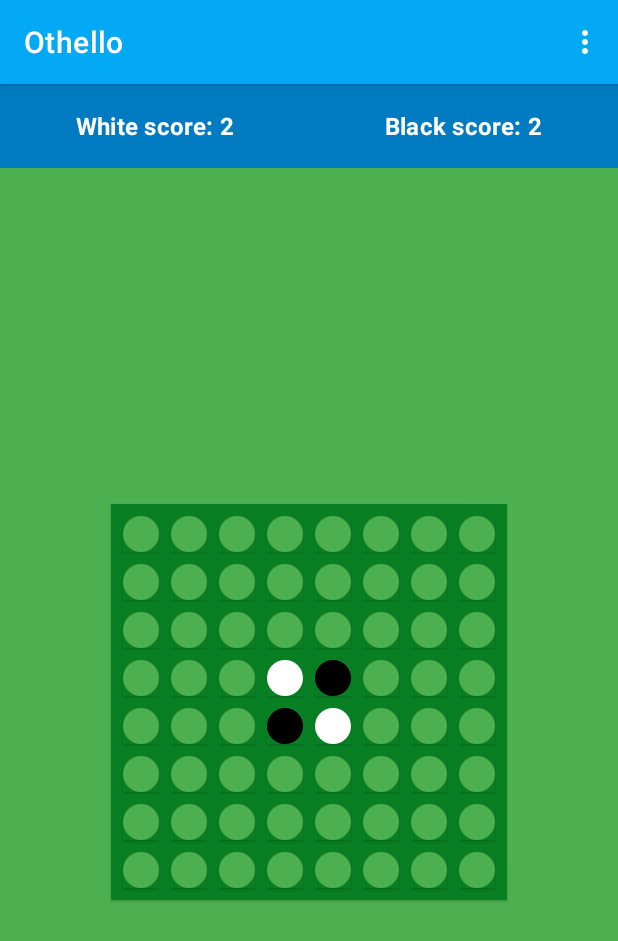
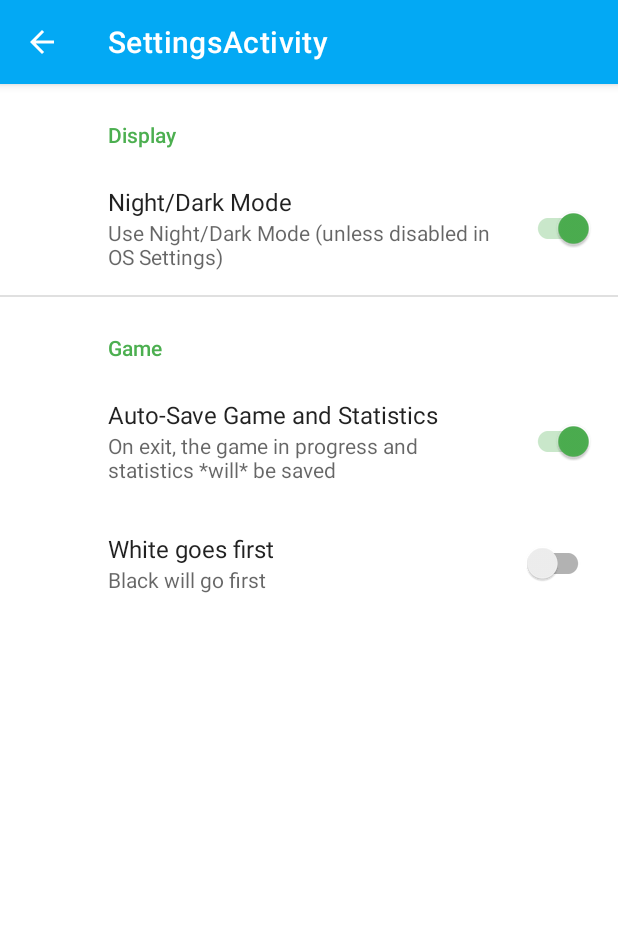
Before and after one commit to aarontager/OthelloApp, an Android app: the MainActivity screen opened directly, with no data from a screen before it, in the options menu, after a tap on "Settings", on a phone screen of 412 x 824 dp. Shown: the top 941 px of the screen. Run offline under Robolectric (Android 15) with nearby library versions, the phone set to English and light mode, and no system bars; our stand-ins replace androidx.preference.

Commit message:
Added Settings, looks mostly good

```diff
--- a/app/src/main/java/com/mcon521/othello/activities/MainActivity.java
+++ b/app/src/main/java/com/mcon521/othello/activities/MainActivity.java
@@ -1,5 +1,7 @@
 package com.mcon521.othello.activities;
 
+import android.content.Intent;
+import android.content.SharedPreferences;
 import android.os.Bundle;
 
 import com.google.android.material.floatingactionbutton.FloatingActionButton;
@@ -24,9 +26,16 @@ import android.view.Menu;
 import android.view.MenuItem;
 import android.widget.TextView;
 
+import static androidx.preference.PreferenceManager.getDefaultSharedPreferences;
+
 public class MainActivity extends AppCompatActivity {
     private RecyclerView recyclerView;
     private TextView white, black;
+    private String gameKeyString = "GAME",
+            turnKeyString = "TURN",
+            whiteWinString = "WHITE",
+            blackWinString = "BLACK",
+            gameCountString = "PLAYED";
 
     public static OthelloModel mGame;
     public static CellState turn;
@@ -35,21 +44,21 @@ public class MainActivity extends AppCompatActivity {
     @Override
     protected void onSaveInstanceState(@NonNull Bundle outState) {
         super.onSaveInstanceState(outState);
-        outState.putString("GAME", mGame.getJSONStringFromThis());
-        outState.putString("TURN", turn.toString());
-        outState.putInt("PLAYED", gamesPlayedCount);
-        outState.putInt("WHITE", whiteWinCount);
-        outState.putInt("BLACK", blackWinCount);
+        outState.putString(gameKeyString, mGame.getJSONStringFromThis());
+        outState.putString(turnKeyString, turn.toString());
+        outState.putInt(gameCountString, gamesPlayedCount);
+        outState.putInt(whiteWinString, whiteWinCount);
+        outState.putInt(blackWinString, blackWinCount);
     }
 
     @Override
     protected void onRestoreInstanceState(@NonNull Bundle savedInstanceState) {
         super.onRestoreInstanceState(savedInstanceState);
         // game is restored in onCreate
-        gamesPlayedCount = savedInstanceState.getInt("PLAYED");
-        turn = savedInstanceState.getString("TURN").equals("BLACK") ? CellState.BLACK : CellState.WHITE;
-        whiteWinCount = savedInstanceState.getInt("WHITE");
-        blackWinCount = savedInstanceState.getInt("BLACK");
+        gamesPlayedCount = savedInstanceState.getInt(gameCountString);
+        turn = savedInstanceState.getString(turnKeyString).equals(blackWinString) ? CellState.BLACK : CellState.WHITE;
+        whiteWinCount = savedInstanceState.getInt(whiteWinString);
+        blackWinCount = savedInstanceState.getInt(blackWinString);
     }
 
     @Override
@@ -59,8 +68,8 @@ public class MainActivity extends AppCompatActivity {
         setupToolBar();
 
         if (savedInstanceState != null) {
-            startNewGame(savedInstanceState.getString("GAME"));
-            turn = savedInstanceState.getString("TURN").equals("BLACK") ? CellState.BLACK : CellState.WHITE;
+            startNewGame(savedInstanceState.getString(gameKeyString));
+            turn = savedInstanceState.getString(turnKeyString).equals(blackWinString) ? CellState.BLACK : CellState.WHITE;
         } else {
             startNewGame(null);
             turn = CellState.WHITE;
@@ -72,6 +81,8 @@ public class MainActivity extends AppCompatActivity {
     private void startNewGame(String existingGame) {
         mGame = existingGame == null ? new OthelloModelTwoPlayer() :
                 OthelloModelTwoPlayer.getModelFromJSONString(existingGame);
+        turn = getDefaultSharedPreferences(this).
+                getBoolean(getString(R.string.white_first_key), true) ? CellState.WHITE : CellState.BLACK;
     }
 
     private void setupToolBar() {
@@ -119,10 +130,49 @@ public class MainActivity extends AppCompatActivity {
     }
 
     private void showAbout() {
-        Utils.showInfoDialog(this, "About", "created by Aaron and Bryan");
+        Utils.showInfoDialog(this, "About", "Created by Aaron and Bryan");
     }
 
     private void launchSettings() {
-        // TODO - bring in Settings Activity Java and XML, and code to launch it here
+        Intent intent = new Intent(getApplicationContext(), SettingsActivity.class);
+        startActivityForResult(intent, 1);
+    }
+
+
+    @Override
+    protected void onStop() {
+        super.onStop();
+        saveOrDeleteGameInSharedPrefs();
+    }
+
+    private void saveOrDeleteGameInSharedPrefs() {
+        SharedPreferences defaultSharedPreferences = getDefaultSharedPreferences(this);
+        SharedPreferences.Editor editor = defaultSharedPreferences.edit();
+
+        // Save current game or remove any prior game to/from default shared preferences
+        if (defaultSharedPreferences.getBoolean(getString(R.string.auto_save_key), true)) {
+            editor.putString(gameKeyString, mGame.getJSONStringFromThis());
+            editor.putString(turnKeyString, turn.toString());
+        } else
+            editor.remove(gameKeyString);
+
+        editor.apply();
+    }
+
+    @Override
+    protected void onStart() {
+        super.onStart();
+        restoreFromPreferences_SavedGameIfAutoSaveWasSetOn();
+    }
+
+    private void restoreFromPreferences_SavedGameIfAutoSaveWasSetOn() {
+        SharedPreferences defaultSharedPreferences = getDefaultSharedPreferences(this);
+        if (defaultSharedPreferences.getBoolean(getString(R.string.auto_save_key), true)) {
+            String gameString = defaultSharedPreferences.getString(gameKeyString, null);
+            if (gameString != null) {
+                mGame = OthelloModelTwoPlayer.getModelFromJSONString(gameString);
+                turn = defaultSharedPreferences.getString(turnKeyString, "").equals(blackWinString) ? CellState.BLACK : CellState.WHITE;
+            }
+        }
     }
 }
--- /dev/null
+++ b/app/src/main/java/com/mcon521/othello/activities/SettingsActivity.java
@@ -0,0 +1,71 @@
+package com.mcon521.othello.activities;
+
+import android.os.Bundle;
+import android.view.MenuItem;
+
+import androidx.annotation.NonNull;
+import androidx.appcompat.app.ActionBar;
+import androidx.appcompat.app.AppCompatActivity;
+import androidx.preference.Preference;
+import androidx.preference.PreferenceFragmentCompat;
+
+import com.mcon521.othello.R;
+import com.mcon521.othello.lib.Utils;
+
+public class SettingsActivity extends AppCompatActivity {
+
+    @Override
+    protected void onCreate(Bundle savedInstanceState) {
+        super.onCreate(savedInstanceState);
+        setContentView(R.layout.settings_activity);
+        attachFragment(savedInstanceState);
+        setupActionBar();
+    }
+
+    private void attachFragment(Bundle savedInstanceState) {
+        if (savedInstanceState == null) {
+            getSupportFragmentManager()
+                    .beginTransaction()
+                    .replace(R.id.settings, new SettingsFragment())
+                    .commit();
+        }
+    }
+
+    private void setupActionBar() {
+        ActionBar actionBar = getSupportActionBar();
+        if (actionBar != null) {
+            actionBar.setDisplayHomeAsUpEnabled(true);
+        }
+    }
+
+    @Override
+    public boolean onOptionsItemSelected(@NonNull MenuItem item) {
+        if (item.getItemId() == android.R.id.home) {
+            onBackPressed();
+            return true;
+        } else {
+            return super.onOptionsItemSelected(item);
+        }
+    }
+
+    public static class SettingsFragment extends PreferenceFragmentCompat {
+        @Override
+        public void onCreatePreferences(Bundle savedInstanceState, String rootKey) {
+            setPreferencesFromResource(R.xml.root_preferences, rootKey);
+
+            setNightModePreferenceListener();
+        }
+
+        private void setNightModePreferenceListener() {
+            Preference nightModePreference = findPreference(getString(R.string.night_mode_key));
+            if (nightModePreference != null) {
+                nightModePreference.setOnPreferenceChangeListener((preference, newValue) -> {
+                    Boolean newBooleanValue = (Boolean) newValue;
+                    Utils.setNightModeOnOrOff(newBooleanValue);
+                    return true;
+                });
+            }
+        }
+
+    }
+}
--- /dev/null
+++ b/app/src/main/res/layout/settings_activity.xml
@@ -0,0 +1,9 @@
+<LinearLayout
+  xmlns:android="http://schemas.android.com/apk/res/android"
+  android:layout_width="match_parent"
+  android:layout_height="match_parent">
+    <FrameLayout
+      android:id="@+id/settings"
+      android:layout_width="match_parent"
+      android:layout_height="match_parent"/>
+</LinearLayout>
--- a/app/src/main/res/values/strings.xml
+++ b/app/src/main/res/values/strings.xml
@@ -19,5 +19,25 @@
     <string name="auto_save_title">Auto-Save Game and Statistics</string>
     <string name="auto_save_off">On exit, the game in progress and statistics *won\'t* be saved</string>
     <string name="auto_save_on">On exit, the game in progress and statistics *will* be saved</string>
+    <string name="title_activity_settings">SettingsActivity</string>
+
+    <!-- Preference Titles -->
+    <string name="messages_header">Messages</string>
+    <string name="sync_header">Sync</string>
+
+    <!-- Messages Preferences -->
+    <string name="signature_title">Your signature</string>
+    <string name="reply_title">Default reply action</string>
+
+    <!-- Sync Preferences -->
+    <string name="sync_title">Sync email periodically</string>
+    <string name="attachment_title">Download incoming attachments</string>
+    <string name="attachment_summary_on">Automatically download attachments for incoming emails
+    </string>
+    <string name="attachment_summary_off">Only download attachments when manually requested</string>
+    <string name="white_first_title">White goes first</string>
+    <string name="white_first_on">White will go first</string>
+    <string name="white_first_off">Black will go first</string>
+    <string name="white_first_key">white-first</string>
 
 </resources>
--- a/app/src/main/res/values/themes.xml
+++ b/app/src/main/res/values/themes.xml
@@ -6,15 +6,25 @@
         <item name="colorPrimary">@color/primaryColor</item>
         <item name="colorPrimaryVariant">@color/primaryDarkColor</item>
         <item name="colorOnPrimary">@color/primaryTextColor</item>
+
         <!-- Secondary brand color. -->
         <item name="colorSecondary">@color/secondaryColor</item>
         <item name="colorSecondaryVariant">@color/secondaryDarkColor</item>
         <item name="colorOnSecondary">@color/secondaryTextColor</item>
+
+        <!-- For compatibility -->
+        <item name="colorAccent">@color/secondaryColor</item>
+
         <!-- Status bar color. -->
         <item name="android:statusBarColor"
-              tools:targetApi="l">?attr/colorPrimaryVariant
+              tools:targetApi="l">?attr/colorSecondaryVariant
+        </item>
+        <item name="android:navigationBarColor"
+              tools:targetApi="l">
+            ?attr/colorSecondaryVariant
         </item>
         <!-- Customize your theme here. -->
+        <item name="android:windowBackground">@color/backgroundColor</item>
     </style>
 
     <style name="Theme.Othello.NoActionBar">
@@ -31,4 +41,25 @@
 
     <style name="Theme.Othello.PopupOverlay"
            parent="ThemeOverlay.AppCompat.Light"/>
+
+
+    <style name="Theme.Othello.NoActionBar.Dialog" parent="Theme.MaterialComponents.DayNight.Dialog.MinWidth">
+        <item name="windowActionBar">false</item>
+        <item name="windowNoTitle">true</item>
+
+        <item name="colorPrimary">@color/primaryColor</item>
+        <item name="colorPrimaryVariant">@color/primaryDarkColor</item>
+        <item name="colorOnPrimary">@color/primaryTextColor</item>
+
+        <item name="colorSecondary">@color/secondaryColor</item>
+        <item name="colorSecondaryVariant">@color/secondaryDarkColor</item>
+        <item name="colorOnSecondary">@color/secondaryTextColor</item>
+
+        <item name="colorAccent">@color/secondaryColor</item>
+
+        <item name="android:navigationBarColor" tools:targetApi="lollipop">@color/secondaryDarkColor
+        </item>
+        <item name="android:statusBarColor" tools:targetApi="lollipop">@color/secondaryDarkColor
+        </item>
+    </style>
 </resources>
--- a/app/src/main/res/xml/root_preferences.xml
+++ b/app/src/main/res/xml/root_preferences.xml
@@ -1,4 +1,5 @@
-<PreferenceScreen xmlns:app="http://schemas.android.com/apk/res-auto">
+<PreferenceScreen
+  xmlns:app="http://schemas.android.com/apk/res-auto">
 
     <PreferenceCategory app:title="@string/display_header">
         <SwitchPreferenceCompat
@@ -6,7 +7,7 @@
           app:key="@string/night_mode_key"
           app:summaryOff="@string/night_mode_off"
           app:summaryOn="@string/night_mode_on"
-            app:title="@string/night_mode_title" />
+          app:title="@string/night_mode_title"/>
     </PreferenceCategory>
 
     <PreferenceCategory app:title="@string/game_header">
@@ -15,9 +16,14 @@
           app:key="@string/auto_save_key"
           app:summaryOff="@string/auto_save_off"
           app:summaryOn="@string/auto_save_on"
-            app:title="@string/auto_save_title" />
+          app:title="@string/auto_save_title"/>
 
-
+        <SwitchPreferenceCompat
+          app:defaultValue="false"
+          app:key="@string/white_first_key"
+          app:summaryOff="@string/white_first_off"
+          app:summaryOn="@string/white_first_on"
+          app:title="@string/white_first_title"/>
     </PreferenceCategory>
 
 </PreferenceScreen>
```
Also changed, not shown: app/src/main/AndroidManifest.xml (+8 -4 lines), app/src/main/java/com/mcon521/othello/activities/SplashActivity.java (+6 -3 lines), app/src/main/res/values/arrays.xml (added, +12 -0 lines). Lines whose indentation alone changed are shown as unchanged.
